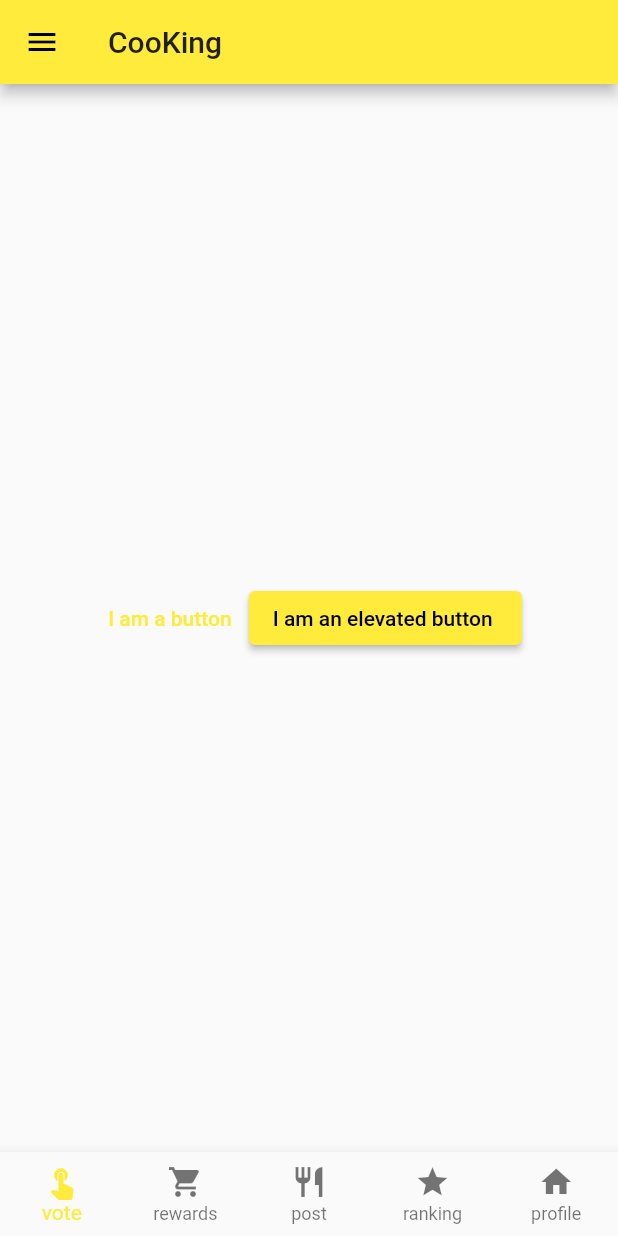
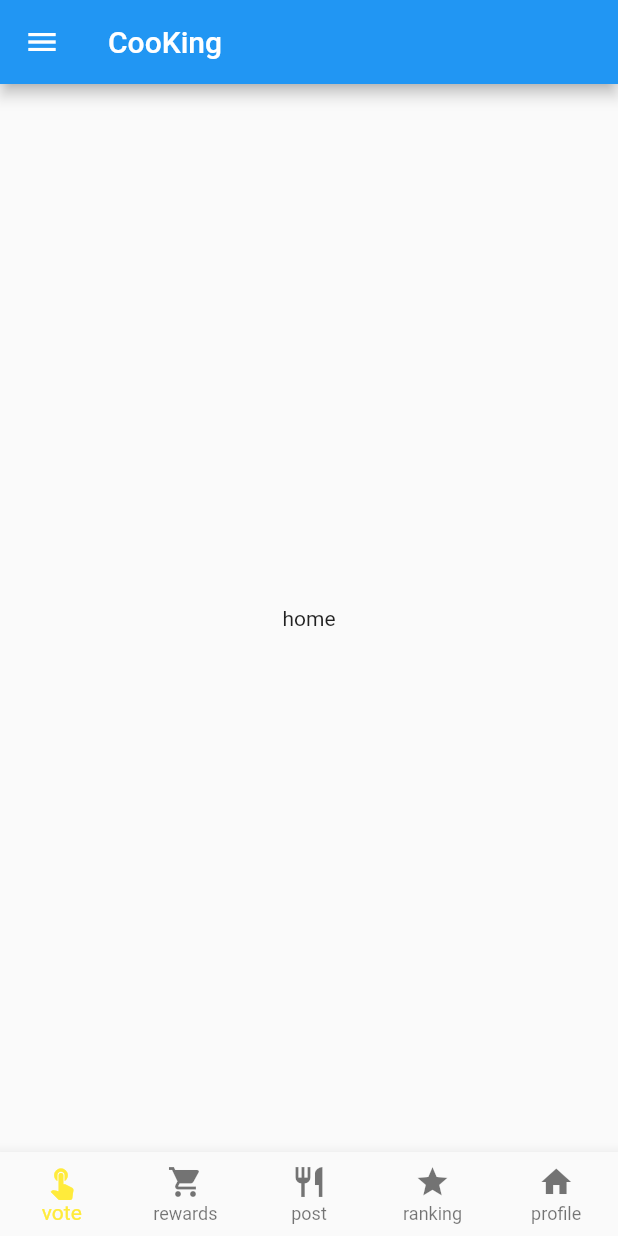
Before and after one commit to MaximeArn/cooking_app, a Flutter app: the screen it shows after launch, on a phone screen of 412 x 824 dp. Run offline on Flutter 3.47's test engine with Material 2 defaults, Android fonts, the phone set to English and light mode, and no system bars.

Commit message:
remove theme and debug banner

```diff
--- a/lib/main.dart
+++ b/lib/main.dart
@@ -9,9 +9,9 @@ class MyApp extends StatelessWidget {
   @override
   Widget build(BuildContext context) {
     return MaterialApp(
+      debugShowCheckedModeBanner: false,
       title: "homepage",
       home: Home(),
-      theme: ThemeData(primarySwatch: Colors.yellow),
     );
   }
 }
--- a/lib/views/home/home.dart
+++ b/lib/views/home/home.dart
@@ -9,11 +9,8 @@ class Home extends StatelessWidget {
       appBar: AppBar(title: Text("CooKing")),
       body: Container(
           alignment: Alignment.center,
-          child: Row(mainAxisAlignment: MainAxisAlignment.center, children: [
-            TextButton(onPressed: () {}, child: Text("I am a button ")),
-            ElevatedButton(
-                onPressed: () {}, child: Text("I am an elevated button "))
-          ])),
+          child: Text("home")
+      ),
       bottomNavigationBar: BottomNavigation(),
       drawer: SidePanel(),
     );
```
